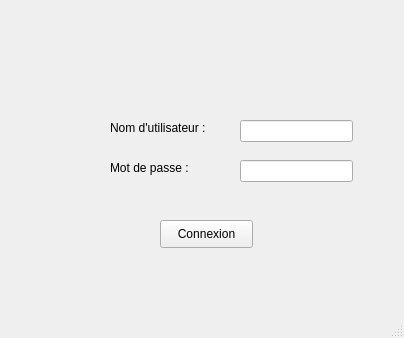
First picture: the form in mainwindow.ui, repository eyawartateni/Smart_Factory_2A4, before the edit.
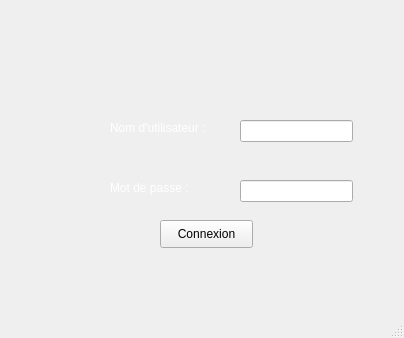
Second picture: the form after the edit. Icons and pictures are not drawn.

What changed in the file:
```diff
--- a/mainwindow.ui
+++ b/mainwindow.ui
@@ -60,13 +60,13 @@
     <property name="geometry">
      <rect>
       <x>110</x>
-      <y>160</y>
+      <y>180</y>
       <width>91</width>
       <height>16</height>
      </rect>
     </property>
     <property name="text">
-     <string>Mot de passe :</string>
+     <string>&lt;font color=white&gt;Mot de passe :</string>
     </property>
    </widget>
    <widget class="QLabel" name="label">
@@ -79,7 +79,7 @@
      </rect>
     </property>
     <property name="text">
-     <string>Nom d'utilisateur :</string>
+     <string>&lt;font color=white&gt;Nom d'utilisateur :</string>
     </property>
    </widget>
    <widget class="QLineEdit" name="ln_user">
@@ -96,7 +96,7 @@
     <property name="geometry">
      <rect>
       <x>240</x>
-      <y>160</y>
+      <y>180</y>
       <width>113</width>
       <height>22</height>
      </rect>
```
